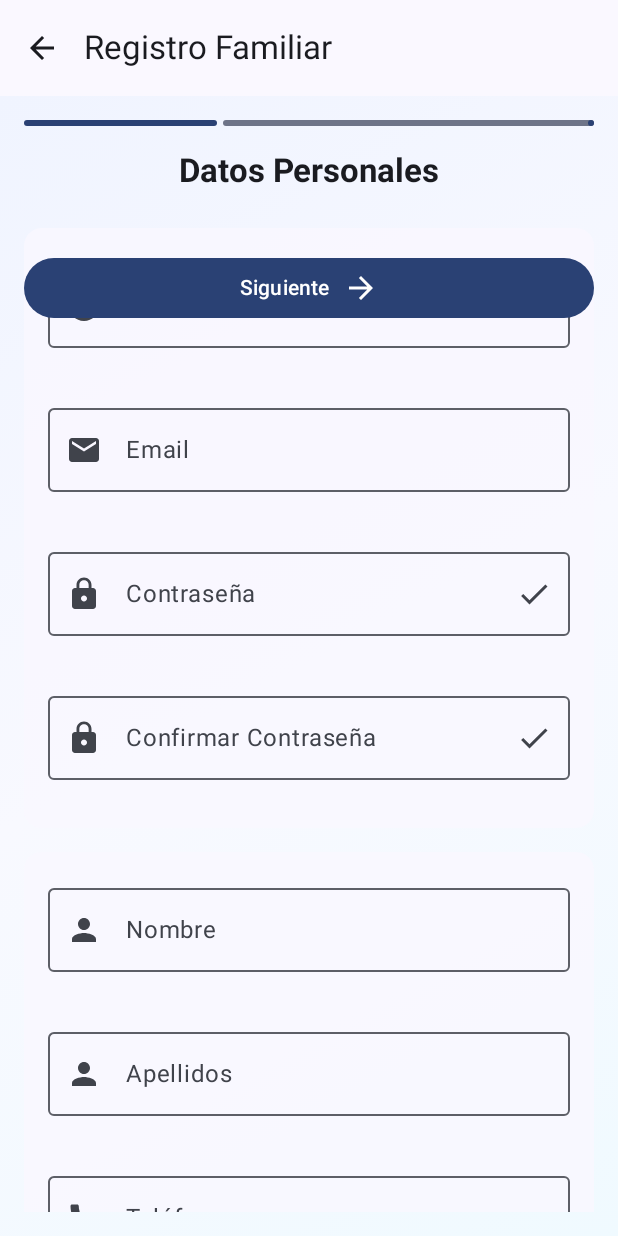
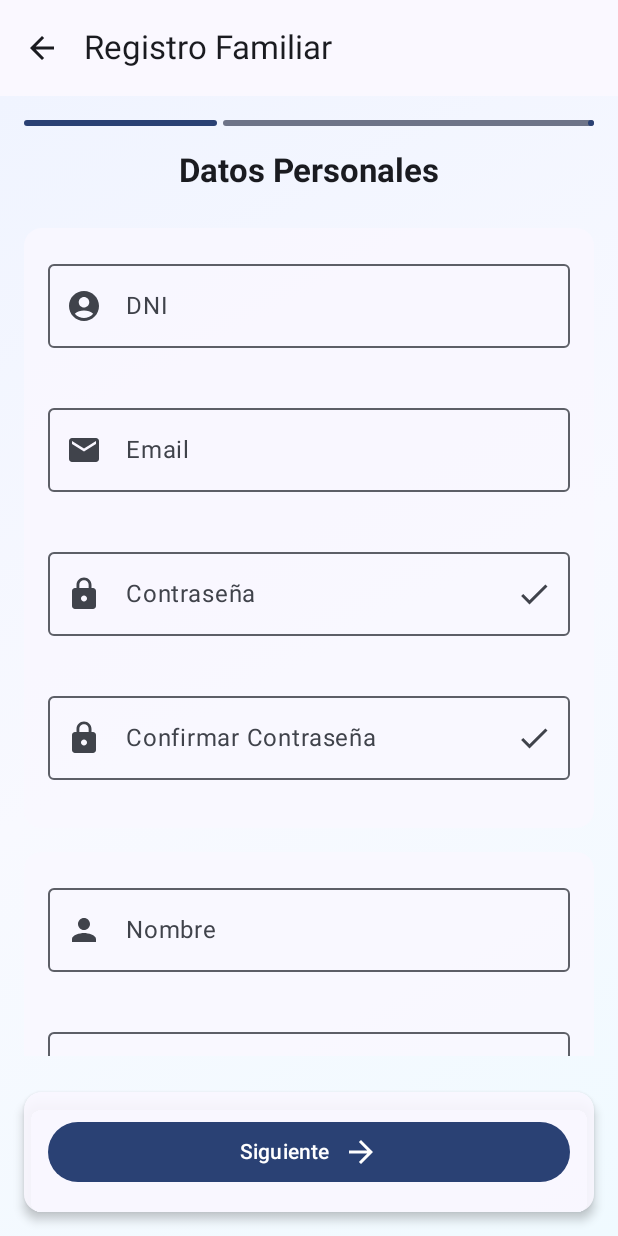
Before and after one commit to Nojabeach/UmeEgunero, an Android app built with Jetpack Compose: the RegistroScreen screen opened through its navigation route, on a phone screen of 412 x 824 dp. Run offline under Robolectric (Android 15) with nearby library versions, the phone set to English and light mode, and no system bars; our stand-ins replace Dagger/Hilt's generated code, Firebase (no records; nobody signed in at launch, a user with empty details on screens opened directly).

```diff
--- a/app/build.gradle.kts
+++ b/app/build.gradle.kts
@@ -43,13 +43,13 @@ android {
     }
 
     compileOptions {
-        sourceCompatibility = JavaVersion.VERSION_21
-        targetCompatibility = JavaVersion.VERSION_21
+        sourceCompatibility = JavaVersion.VERSION_17
+        targetCompatibility = JavaVersion.VERSION_17
         isCoreLibraryDesugaringEnabled = true
     }
 
     kotlinOptions {
-        jvmTarget = "21"
+        jvmTarget = "17"
         freeCompilerArgs = listOf(
             "-opt-in=kotlin.RequiresOptIn",
             "-opt-in=kotlinx.coroutines.ExperimentalCoroutinesApi",
--- a/app/src/main/java/com/tfg/umeegunero/MainActivity.kt
+++ b/app/src/main/java/com/tfg/umeegunero/MainActivity.kt
@@ -1,3 +1,4 @@
+// Modificamos MainActivity.kt para incluir la función de cierre de app
 package com.tfg.umeegunero
 
 import android.os.Bundle
@@ -21,7 +22,10 @@ class MainActivity : ComponentActivity() {
             UmeEguneroTheme {
                 Surface(modifier = Modifier.fillMaxSize()) {
                     val navController = rememberNavController()
-                    AppNavigation(navController = navController)
+                    AppNavigation(
+                        navController = navController,
+                        onCloseApp = { finish() } // Agregamos la función para cerrar la app
+                    )
                 }
             }
         }
--- a/app/src/main/java/com/tfg/umeegunero/feature/auth/screen/RegistroScreen.kt
+++ b/app/src/main/java/com/tfg/umeegunero/feature/auth/screen/RegistroScreen.kt
@@ -192,10 +192,11 @@ fun RegistroScreen(
                 )
 
                 // Contenido del paso actual
-                Box(
+                Column(
                     modifier = Modifier
                         .weight(1f)
-                        .fillMaxWidth()
+                        .fillMaxWidth(),
+                    verticalArrangement = Arrangement.SpaceBetween
                 ) {
                     AnimatedContent(
                         targetState = uiState.currentStep,
@@ -220,7 +221,8 @@ fun RegistroScreen(
                                         ) + fadeOut(animationSpec = tween(300))
                             }
                         },
-                        label = "Step Animation"
+                        label = "Step Animation",
+                        modifier = Modifier.weight(1f)
                     ) { step ->
                         when (step) {
                             1 -> DatosPersonalesStep(
@@ -284,12 +286,21 @@ fun RegistroScreen(
                         }
                     }
 
-                    // Botones de navegación
+                    // Botones de navegación al final de la columna
+                    Spacer(modifier = Modifier.height(24.dp))
+
+                    Card(
+                        modifier = Modifier.fillMaxWidth(),
+                        colors = CardDefaults.cardColors(
+                            containerColor = MaterialTheme.colorScheme.surface.copy(alpha = 0.9f)
+                        ),
+                        elevation = CardDefaults.cardElevation(4.dp)
+                    ) {
                         Row(
                             modifier = Modifier
                                 .fillMaxWidth()
-                            .padding(top = 16.dp),
-                        horizontalArrangement = Arrangement.SpaceBetween
+                                .padding(16.dp),
+                            horizontalArrangement = Arrangement.spacedBy(8.dp)
                         ) {
                             if (uiState.currentStep > 1) {
                                 OutlinedButton(
@@ -303,8 +314,6 @@ fun RegistroScreen(
                                     )
                                     Text("Anterior")
                                 }
-
-                            Spacer(modifier = Modifier.padding(horizontal = 8.dp))
                             }
 
                             if (uiState.currentStep < uiState.totalSteps) {
@@ -341,6 +350,7 @@ fun RegistroScreen(
                                         )
                                     }
                                     Text("Registrarse")
+                                }
                             }
                         }
                     }
--- a/app/src/main/java/com/tfg/umeegunero/feature/common/welcome/screen/WelcomeScreen.kt
+++ b/app/src/main/java/com/tfg/umeegunero/feature/common/welcome/screen/WelcomeScreen.kt
@@ -103,7 +103,7 @@ fun WelcomeScreen(
             onClick = { onNavigateToLogin(UserType.ADMIN) },
             modifier = Modifier
                 .align(Alignment.TopStart)
-                .padding(16.dp)
+                .padding(top = 48.dp, start = 16.dp)
         ) {
             Icon(
                 imageVector = Icons.Default.Lock,
@@ -116,7 +116,7 @@ fun WelcomeScreen(
             onClick = onCloseApp,
             modifier = Modifier
                 .align(Alignment.TopEnd)
-                .padding(16.dp)
+                .padding(top = 48.dp, end = 16.dp)
         ) {
             Icon(
                 imageVector = Icons.Default.Close,
--- a/app/src/main/java/com/tfg/umeegunero/navigation/AppNavigation.kt
+++ b/app/src/main/java/com/tfg/umeegunero/navigation/AppNavigation.kt
@@ -1,3 +1,4 @@
+// Modificamos AppNavigation.kt para pasar la función de cierre
 package com.tfg.umeegunero.navigation
 
 import androidx.compose.runtime.Composable
@@ -47,7 +48,10 @@ sealed class AppScreens(val route: String) {
  * Navegación principal de la aplicación
  */
 @Composable
-fun AppNavigation(navController: NavHostController = rememberNavController()) {
+fun AppNavigation(
+    navController: NavHostController = rememberNavController(),
+    onCloseApp: () -> Unit = {} // Agregamos el parámetro para cerrar la app
+) {
     NavHost(
         navController = navController,
         startDestination = AppScreens.Welcome.route
@@ -67,9 +71,7 @@ fun AppNavigation(navController: NavHostController = rememberNavController()) {
                 onNavigateToRegister = {
                     navController.navigate(AppScreens.Register.route)
                 },
-                onCloseApp = {
-                    // Dejar vacío, Android Studio Preview no soporta cerrar la app
-                }
+                onCloseApp = onCloseApp // Pasamos la función de cierre
             )
         }
 
--- a/build.gradle.kts
+++ b/build.gradle.kts
@@ -1,5 +1,5 @@
 plugins {
-    id("com.android.application") version "8.8.1" apply false
+    id("com.android.application") version "8.8.2" apply false
     id("org.jetbrains.kotlin.android") version "1.9.22" apply false
     id("com.google.dagger.hilt.android") version "2.48" apply false
     id("com.google.gms.google-services") version "4.4.1" apply false
```
Lines whose indentation alone changed are shown as unchanged.
